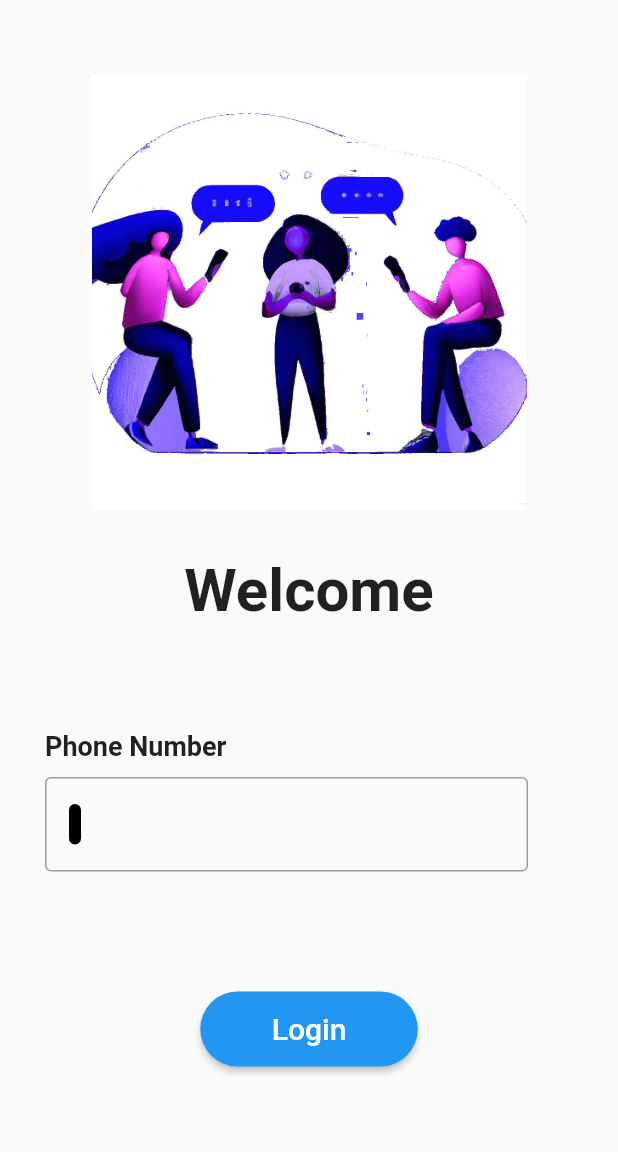
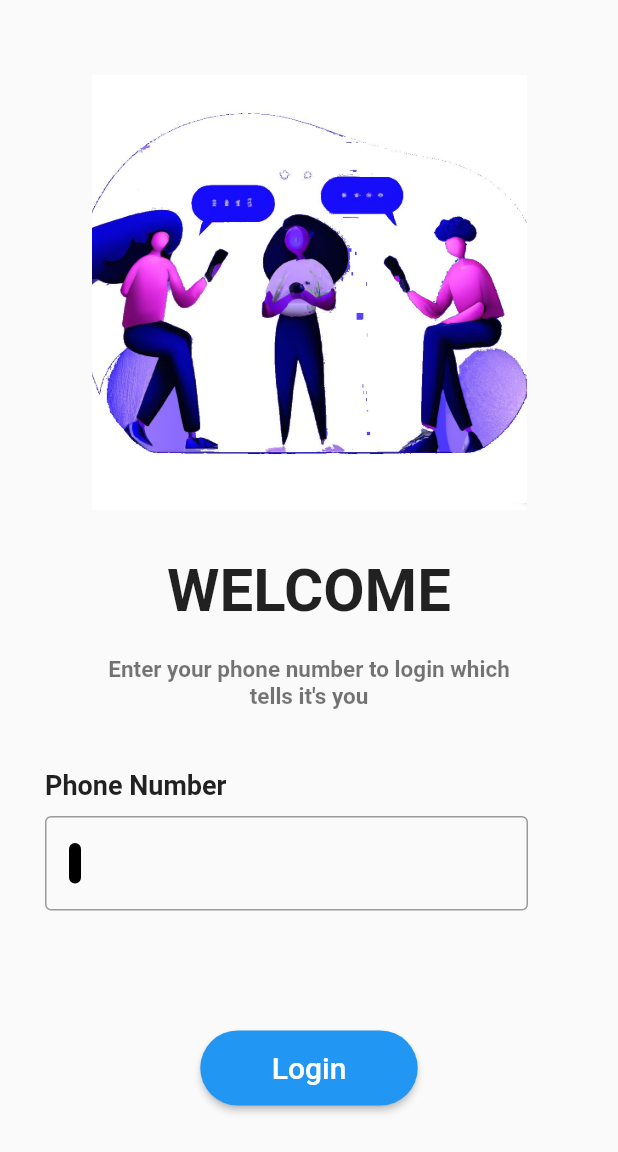
Before and after one commit to NaveenakrishnanS/Project_HMC, a Flutter app: the screen it shows after launch, after a tap on "Login", on a phone screen of 412 x 824 dp. Shown: the top 1152 px of the screen. Run offline on Flutter 3.47's test engine with Material 2 defaults, Android fonts, the phone set to English and light mode, and no system bars; our stand-ins replace firebase_core, flutter_otp_text_field; missing offline and left inert: country_calling_code_picker, floating_action_bubble_custom; accounts and stored records are empty.

Commit message:
Changes in Login Screen

```diff
--- a/lib/screens/Login_screen.dart
+++ b/lib/screens/Login_screen.dart
@@ -50,7 +50,7 @@ class _LoginScreenState extends State<LoginScreen> {
           ),
           const Padding(padding: EdgeInsets.fromLTRB(0, 30, 0, 0),
           child: Align(alignment: Alignment.center,
-          child: Text('Welcome',
+          child: Text('WELCOME',
           style: TextStyle(
             fontWeight: FontWeight.bold,
             fontSize: 40
@@ -58,8 +58,18 @@ class _LoginScreenState extends State<LoginScreen> {
           ),
           ),
           ),
+          const Padding(padding: EdgeInsets.fromLTRB(60, 20, 60, 0),
+              child: Text('Enter your phone number to login which tells it\'s you',
+                style: TextStyle(
+                    fontWeight: FontWeight.bold,
+                    fontSize: 15,
+                    color: Colors.black54
+              ),
+                textAlign: TextAlign.center,
+            ),
+          ),
           const Padding(
-            padding: EdgeInsets.fromLTRB(30, 70, 0, 10),
+            padding: EdgeInsets.fromLTRB(30, 40, 0, 10),
             child: Align(alignment: Alignment.centerLeft,
             child: Text('Phone Number',
             style: TextStyle(
```
Also changed, not shown: lib/screens/chat_screen.dart (+85 -8 lines).
